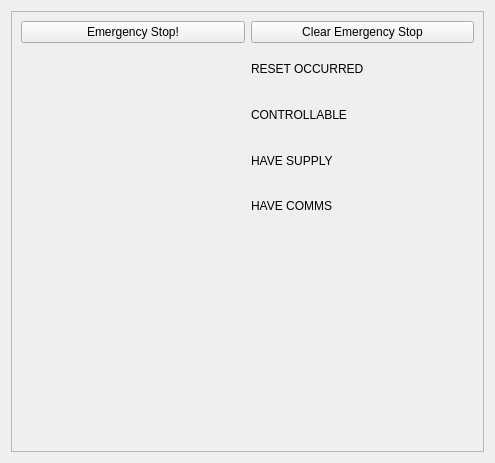
Qt form src/control/controller_status_panel/controller_status_panel_widget.ui (aurone/rcta_manipulation) before a commit.
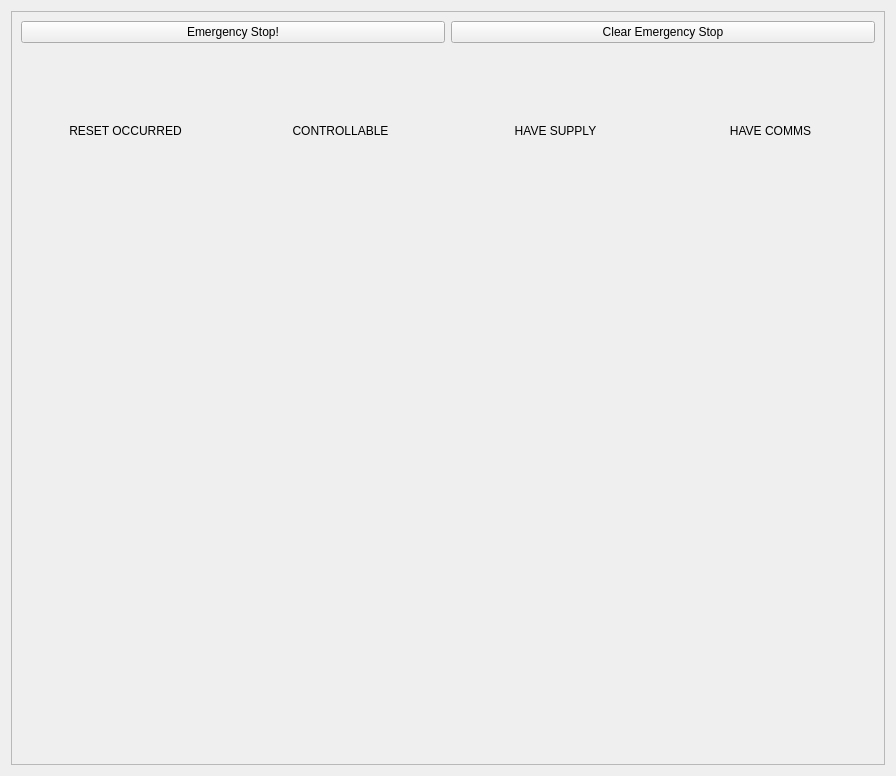
The same form after that commit. Custom widgets are drawn as their Qt base class.

Commit message: reorganize controller status plugin to allow more room for joint states widgets

The edit to the form file:
```diff
--- a/src/control/controller_status_panel/controller_status_panel_widget.ui
+++ b/src/control/controller_status_panel/controller_status_panel_widget.ui
@@ -6,8 +6,8 @@
    <rect>
     <x>0</x>
     <y>0</y>
-    <width>495</width>
-    <height>463</height>
+    <width>896</width>
+    <height>776</height>
    </rect>
   </property>
   <property name="windowTitle">
@@ -24,35 +24,14 @@
        <rect>
         <x>0</x>
         <y>0</y>
-        <width>475</width>
-        <height>443</height>
+        <width>876</width>
+        <height>756</height>
        </rect>
       </property>
       <layout class="QGridLayout" name="gridLayout_5">
        <item row="0" column="0" rowspan="2" colspan="2">
         <layout class="QGridLayout" name="gridLayout_3">
-         <item row="3" column="1">
-          <widget class="QLabel" name="have_supply_label">
-           <property name="text">
-            <string>HAVE SUPPLY</string>
-           </property>
-          </widget>
-         </item>
-         <item row="4" column="1">
-          <widget class="QLabel" name="have_comms_label">
-           <property name="text">
-            <string>HAVE COMMS</string>
-           </property>
-          </widget>
-         </item>
-         <item row="2" column="1">
-          <widget class="QLabel" name="controllable_label">
-           <property name="text">
-            <string>CONTROLLABLE</string>
-           </property>
-          </widget>
-         </item>
-         <item row="1" column="0">
+         <item row="2" column="0">
           <widget class="QLabel" name="reset_occurred_icon">
            <property name="frameShape">
             <enum>QFrame::NoFrame</enum>
@@ -66,16 +45,12 @@
            <property name="text">
             <string>&lt;reset_occured_icon&gt;</string>
            </property>
-          </widget>
-         </item>
-         <item row="2" column="0">
-          <widget class="QLabel" name="controllable_icon">
-           <property name="text">
-            <string>&lt;controllable_icon&gt;</string>
+           <property name="alignment">
+            <set>Qt::AlignCenter</set>
            </property>
           </widget>
          </item>
-         <item row="3" column="0">
+         <item row="2" column="2">
           <widget class="QLabel" name="have_supply_icon">
            <property name="frameShape">
             <enum>QFrame::NoFrame</enum>
@@ -83,36 +58,85 @@
            <property name="text">
             <string>&lt;have_supply_icon&gt;</string>
            </property>
+           <property name="alignment">
+            <set>Qt::AlignCenter</set>
+           </property>
           </widget>
          </item>
-         <item row="4" column="0">
+         <item row="2" column="3">
           <widget class="QLabel" name="have_comms_icon">
            <property name="text">
             <string>&lt;have_comms_icon&gt;</string>
            </property>
+           <property name="alignment">
+            <set>Qt::AlignCenter</set>
+           </property>
           </widget>
          </item>
-         <item row="1" column="1">
+         <item row="1" column="0">
           <widget class="QLabel" name="reset_occured_label">
            <property name="text">
             <string>RESET OCCURRED</string>
            </property>
+           <property name="alignment">
+            <set>Qt::AlignCenter</set>
+           </property>
           </widget>
          </item>
-         <item row="0" column="0">
+         <item row="1" column="1">
+          <widget class="QLabel" name="controllable_label">
+           <property name="text">
+            <string>CONTROLLABLE</string>
+           </property>
+           <property name="alignment">
+            <set>Qt::AlignCenter</set>
+           </property>
+          </widget>
+         </item>
+         <item row="1" column="2">
+          <widget class="QLabel" name="have_supply_label">
+           <property name="text">
+            <string>HAVE SUPPLY</string>
+           </property>
+           <property name="alignment">
+            <set>Qt::AlignCenter</set>
+           </property>
+          </widget>
+         </item>
+         <item row="1" column="3">
+          <widget class="QLabel" name="have_comms_label">
+           <property name="text">
+            <string>HAVE COMMS</string>
+           </property>
+           <property name="alignment">
+            <set>Qt::AlignCenter</set>
+           </property>
+          </widget>
+         </item>
+         <item row="0" column="0" colspan="2">
           <widget class="QPushButton" name="emergency_stop_button">
            <property name="text">
             <string>Emergency Stop!</string>
            </property>
           </widget>
          </item>
-         <item row="0" column="1">
+         <item row="0" column="2" colspan="2">
           <widget class="QPushButton" name="clear_emergency_stop_button">
            <property name="text">
             <string>Clear Emergency Stop</string>
            </property>
           </widget>
          </item>
+         <item row="2" column="1">
+          <widget class="QLabel" name="controllable_icon">
+           <property name="text">
+            <string>&lt;controllable_icon&gt;</string>
+           </property>
+           <property name="alignment">
+            <set>Qt::AlignCenter</set>
+           </property>
+          </widget>
+         </item>
         </layout>
        </item>
        <item row="3" column="0">
```
Left out of the diff: 12 changed lines with no effect on the pictures.
